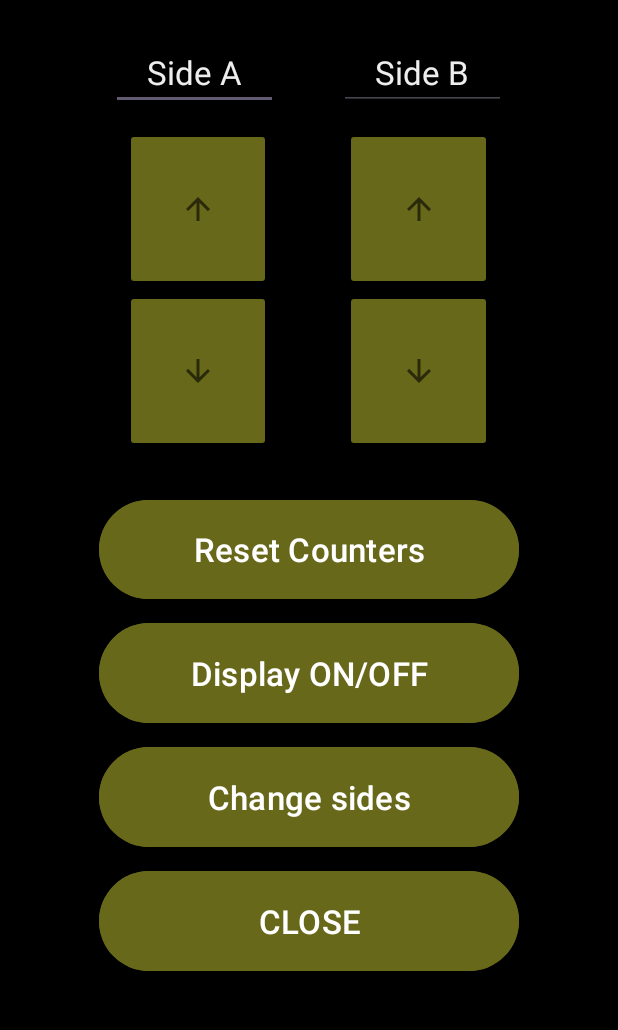
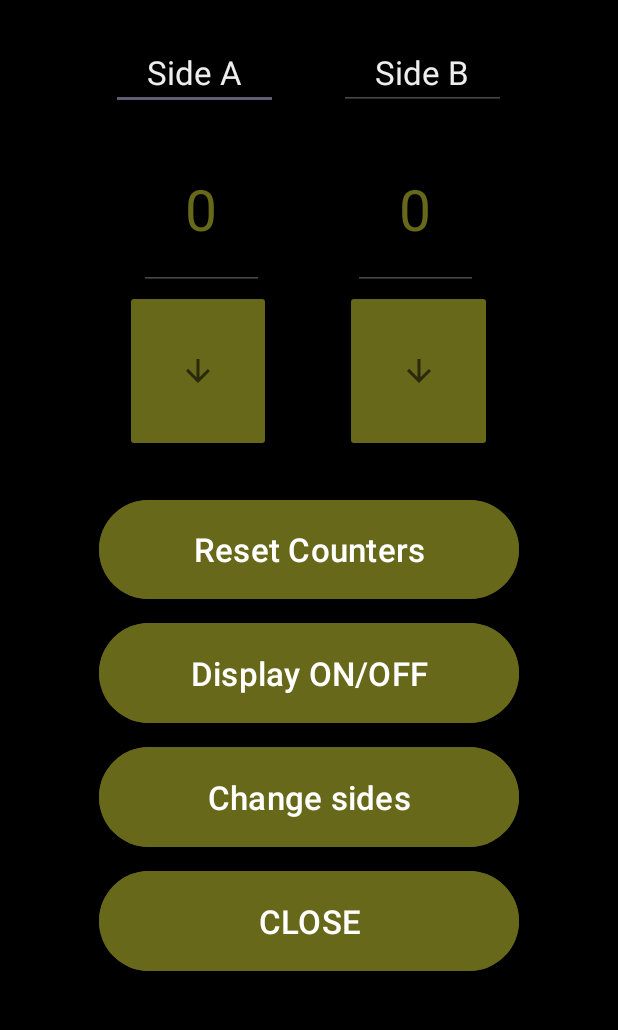
Before and after one commit to gbagur/scoreboard, an Android app: the screen it shows after launch (MainActivity), after a tap on "Down", on a phone screen of 412 x 824 dp, the part 167-1197 px from its top. Run offline under Robolectric (Android 15) with nearby library versions, the phone set to English and light mode, and no system bars; 2 statements that could not run were skipped.

Commit message:
Android: implement commands to set the score directly to any number; add textboxs to write the scores.

```diff
--- a/Android/app/src/main/AndroidManifest.xml
+++ b/Android/app/src/main/AndroidManifest.xml
@@ -8,7 +8,7 @@
         android:allowBackup="true"
         android:dataExtractionRules="@xml/data_extraction_rules"
         android:fullBackupContent="@xml/backup_rules"
-        android:icon="@mipmap/ic_launcher"
+        android:icon="@mipmap/ic_app_icon"
         android:label="@string/app_name"
         android:roundIcon="@mipmap/ic_launcher_round"
         android:supportsRtl="true"
--- a/Android/app/src/main/java/com/example/scoreboard2/MainActivity.kt
+++ b/Android/app/src/main/java/com/example/scoreboard2/MainActivity.kt
@@ -6,36 +6,37 @@ import android.bluetooth.BluetoothDevice
 import android.bluetooth.BluetoothGatt
 import android.bluetooth.BluetoothGattCallback
 import android.bluetooth.BluetoothGattCharacteristic
-import android.bluetooth.BluetoothGattService
 import android.content.pm.PackageManager
-import android.os.Build
 import android.os.Bundle
 import android.util.Log
 import android.widget.Button
 import android.widget.ImageButton
 import androidx.appcompat.app.AppCompatActivity
 import androidx.core.app.ActivityCompat
-import androidx.core.content.ContextCompat
 import java.util.UUID
+import android.widget.EditText
 
+// List of commands
+const val CMD_SIDE_A_SET =     5
+const val CMD_SIDE_B_SET =     6
+const val CMD_RESET_COUNTERS = 10
+const val CMD_DISPLAY_ON_OFF = 11
+const val CMD_CHANGE_SIDES =   12
 
+// ScoreBoard BLE values
+const val SCOREBOARD_MAC = "C0:C3:45:37:24:51"
+const val SCOREBOARD_SERVICE = "45340637-DEA7-48D7-9262-5F392E4317C6"
+const val SCOREBOARD_COMMAND_CHARACTERISTIC = "81044b7b-7fb3-41e1-9127-a8730afd24ff"
 
 class MainActivity : AppCompatActivity() {
     private val REQUEST_BLUETOOTH_CONNECT = 1
     private lateinit var bluetoothAdapter: BluetoothAdapter
     private lateinit var bluetoothDevice: BluetoothDevice
     private lateinit var bluetoothGatt: BluetoothGatt
-    lateinit var bluetoothService: BluetoothGattService
-    lateinit var bluetoothCharacteristicTeamA: BluetoothGattCharacteristic
-    lateinit var bluetoothCharacteristicTeamB: BluetoothGattCharacteristic
+    lateinit var bluetoothCharacteristicCommand: BluetoothGattCharacteristic
 
-
-
-    private val scoreService = "45340637-DEA7-48D7-9262-5F392E4317C6"
-    private val teamAScoreCharacteristic = "81044b7b-7fb3-41e1-9127-a8730afd24ff"
-    private val teamBScoreCharacteristic = "6f61f273-a5c5-4c6a-8744-8ef84a1484c4"
-
-    //private val BLUETOOTH_PERMISSION_CODE = 123
+    private val scoreService = SCOREBOARD_SERVICE
+    private val commandCharacteristic = SCOREBOARD_COMMAND_CHARACTERISTIC
 
     override fun onPause() {
         super.onPause()
@@ -92,29 +93,14 @@ class MainActivity : AppCompatActivity() {
         super.onCreate(savedInstanceState)
         setContentView(R.layout.activity_main)
 
-        //val connectButton: Button = findViewById(R.id.connectButton)
-        val button_AP: ImageButton = findViewById(R.id.button_AP)
+        val textbox_sideA: EditText = findViewById(R.id.textbox_sideA)
         val button_AM: ImageButton = findViewById(R.id.button_AM)
-        val button_BP: ImageButton = findViewById(R.id.button_BP)
+        val textbox_sideB: EditText = findViewById(R.id.textbox_sideB)
         val button_BM: ImageButton = findViewById(R.id.button_BM)
         val button_reset: Button = findViewById(R.id.button_reset)
         val display_on_off: Button = findViewById(R.id.display_on_off)
         val change_side: Button = findViewById(R.id.change_side)
         val close_app: Button = findViewById(R.id.close_app)
-
-
-        if (Build.VERSION.SDK_INT >= Build.VERSION_CODES.M) {
-            // Check if Bluetooth permissions are granted
-            if (ContextCompat.checkSelfPermission(
-                    this,
-                    Manifest.permission.BLUETOOTH
-                ) != PackageManager.PERMISSION_GRANTED
-            ) {
-                // Request Bluetooth permissions
-
-
-            }
-        }
 
         if (ActivityCompat.checkSelfPermission(
                 this,
@@ -132,63 +118,59 @@ class MainActivity : AppCompatActivity() {
 
         bluetoothAdapter = BluetoothAdapter.getDefaultAdapter()
         if (bluetoothAdapter == null) {
-            Log.d("Gabi", "bluetoothAdapter not found")
+            Log.d("BLE debug", "bluetoothAdapter not found")
         } else {
-            Log.d("Gabi", "bluetoothAdapter Found!")
+            Log.d("BLE debug", "bluetoothAdapter Found!")
         }
 
         bluetoothDevice =
 
             //bluetoothAdapter.getRemoteDevice("C0:89:C0:6B:AD:4B") // Replace with your device's MAC address
-            bluetoothAdapter.getRemoteDevice("C0:C3:45:37:24:51") // Replace with your device's MAC address
+            bluetoothAdapter.getRemoteDevice(SCOREBOARD_MAC) // Replace with your device's MAC address
         if (bluetoothDevice == null) {
-            Log.d("Gabi", "bluetoothDevice not found")
+            Log.d("BLE debug", "bluetoothDevice not found")
         } else {
-            Log.d("Gabi", "bluetoothDevice Found!")
-            //Log.d("Gabi", bluetoothDevice.name)
+            Log.d("BLE debug", "bluetoothDevice Found!")
+            //Log.d("BLE debug", bluetoothDevice.name)
         }
 
         bluetoothGatt = bluetoothDevice.connectGatt(this, false, gattCallback)
 
         if (bluetoothGatt == null) {
-            Log.d("Gabi", "Failed to connect to GATT server.")
+            Log.d("BLE debug", "Failed to connect to GATT server.")
         } else {
-            Log.d("Gabi", "Connected to GATT server.")
+            Log.d("BLE debug", "Connected to GATT server.")
         }
 
-
-        button_AP.setOnClickListener {
-            writeCharacteristic(1, 1, bluetoothCharacteristicTeamA)
-        }
         button_AM.setOnClickListener {
-            writeCharacteristic(1, 2, bluetoothCharacteristicTeamA)
-        }
-        button_BP.setOnClickListener {
-            writeCharacteristic(0, 3, bluetoothCharacteristicTeamA)
+            val value = textbox_sideA.text.toString()
+            val inputNumber: Int = value.toInt()
+            writeCharacteristic(inputNumber, CMD_SIDE_A_SET, bluetoothCharacteristicCommand)
         }
         button_BM.setOnClickListener {
-            writeCharacteristic(0, 4, bluetoothCharacteristicTeamA)
+            val value = textbox_sideB.text.toString()
+            val inputNumber: Int = value.toInt()
+            writeCharacteristic(inputNumber, CMD_SIDE_B_SET, bluetoothCharacteristicCommand)
         }
         button_reset.setOnClickListener {
-            writeCharacteristic(0, 10, bluetoothCharacteristicTeamA)
+            writeCharacteristic(0, CMD_RESET_COUNTERS, bluetoothCharacteristicCommand)
         }
         display_on_off.setOnClickListener {
-            writeCharacteristic(0, 11, bluetoothCharacteristicTeamA)
+            writeCharacteristic(0, CMD_DISPLAY_ON_OFF, bluetoothCharacteristicCommand)
         }
         change_side.setOnClickListener {
-            writeCharacteristic(0, 12, bluetoothCharacteristicTeamA)
+            writeCharacteristic(0, CMD_CHANGE_SIDES, bluetoothCharacteristicCommand)
         }
         close_app.setOnClickListener {
             finish()
         }
-
     }
 
+    fun writeCharacteristic(data: Int, command: Int, bluetoothCharacteristic: BluetoothGattCharacteristic) {
+        Log.d("BLE debug", "Write: $data,  $command")
 
-    fun writeCharacteristic(team: Int, value: Int, bluetoothCharacteristic: BluetoothGattCharacteristic) {
-        Log.d("Gabi", "Write char to $value")
 
-        bluetoothCharacteristic?.value = byteArrayOf(value.toByte())
+        bluetoothCharacteristic?.value = byteArrayOf(command.toByte(),data.toByte())
         if (ActivityCompat.checkSelfPermission(
                 this,
                 Manifest.permission.BLUETOOTH_CONNECT
@@ -213,7 +195,7 @@ class MainActivity : AppCompatActivity() {
             val deviceAddress = gatt.device.address
             if (status == BluetoothGatt.GATT_SUCCESS) {
                 if (newState == BluetoothGatt.STATE_CONNECTED) {
-                    Log.w("Gabi BluetoothGattCallback", "Successfully connected to $deviceAddress")
+                    Log.w("BLE debug BluetoothGattCallback", "Successfully connected to $deviceAddress")
                     if (ActivityCompat.checkSelfPermission(
                             this@MainActivity,
                             Manifest.permission.BLUETOOTH_CONNECT
@@ -232,7 +214,7 @@ class MainActivity : AppCompatActivity() {
                     // TODO: Store a reference to BluetoothGatt
 
                 } else if (newState == BluetoothGatt.STATE_DISCONNECTED) {
-                    Log.w("Gabi BluetoothGattCallback", "Successfully disconnected from $deviceAddress")
+                    Log.w("BLE debug BluetoothGattCallback", "Successfully disconnected from $deviceAddress")
                     if (ActivityCompat.checkSelfPermission(this@MainActivity,
                             Manifest.permission.BLUETOOTH_CONNECT
                         ) != PackageManager.PERMISSION_GRANTED
@@ -249,23 +231,20 @@ class MainActivity : AppCompatActivity() {
                     gatt.close()
                 }
             } else {
-                Log.w("Gabi BluetoothGattCallback", "Error $status encountered for $deviceAddress! Disconnecting...")
+                Log.w("BLE debug BluetoothGattCallback", "Error $status encountered for $deviceAddress! Disconnecting...")
                 gatt.close()
             }
         }
 
         override fun onServicesDiscovered(gatt: BluetoothGatt, status: Int) {
             if (status == BluetoothGatt.GATT_SUCCESS) {
-                Log.d("Gabi", "Services discovered successfully.");
+                Log.d("BLE debug", "Services discovered successfully.");
                 // Now you can interact with the services
                 // Example: gatt.readCharacteristic(characteristic);
                 var service = gatt.getService(UUID.fromString(scoreService))
-                bluetoothCharacteristicTeamA = service?.getCharacteristic(UUID.fromString(teamAScoreCharacteristic))!!
-                //bluetoothCharacteristicTeamB = service?.getCharacteristic(UUID.fromString(teamBScoreCharacteristic))!!
-                //writeCharacteristic(1, 0, bluetoothCharacteristicTeamA)
-                //writeCharacteristic(1, 0, bluetoothCharacteristicTeamB)
+                bluetoothCharacteristicCommand = service?.getCharacteristic(UUID.fromString(commandCharacteristic))!!
             } else {
-                Log.d("Gabi", "Failed to discover services.");
+                Log.d("BLE debug", "Failed to discover services.");
             }
         } // Implement other necessary callback methods here
     }
--- a/Android/app/src/main/res/layout/activity_main.xml
+++ b/Android/app/src/main/res/layout/activity_main.xml
@@ -115,30 +115,34 @@
                 android:layout_height="match_parent"
                 android:layout_weight="1" />
 
-            <ImageButton
-                android:id="@+id/button_AP"
+            <EditText
+                android:id="@+id/textbox_sideA"
                 android:layout_width="wrap_content"
                 android:layout_height="match_parent"
                 android:layout_weight="1"
-                android:backgroundTint="@color/buttons"
-                android:contentDescription="Up"
-                android:src="@drawable/arrow_up"
-                app:tint="#000000" />
+                android:textSize="38sp"
+                android:textAlignment="center"
+                android:text="0"
+                android:textColor="@color/buttons"
+                android:padding="1dp"
+                />
 
             <Space
                 android:layout_width="0dp"
                 android:layout_height="match_parent"
                 android:layout_weight="1" />
 
-            <ImageButton
-                android:id="@+id/button_BP"
+            <EditText
+                android:id="@+id/textbox_sideB"
                 android:layout_width="wrap_content"
                 android:layout_height="match_parent"
                 android:layout_weight="1"
-                android:backgroundTint="@color/buttons"
-                android:contentDescription="Up"
-                android:src="@drawable/arrow_up"
-                app:tint="#000000" />
+                android:textSize="38sp"
+                android:textAlignment="center"
+                android:text="0"
+                android:textColor="@color/buttons"
+                android:padding="1dp"
+                />
 
             <Space
                 android:layout_width="0dp"
--- a/Android/app/src/main/res/values/strings.xml
+++ b/Android/app/src/main/res/values/strings.xml
@@ -1,3 +1,3 @@
 <resources>
-    <string name="app_name">ScoreBoard2</string>
+    <string name="app_name">ScoreBoard</string>
 </resources>
```
